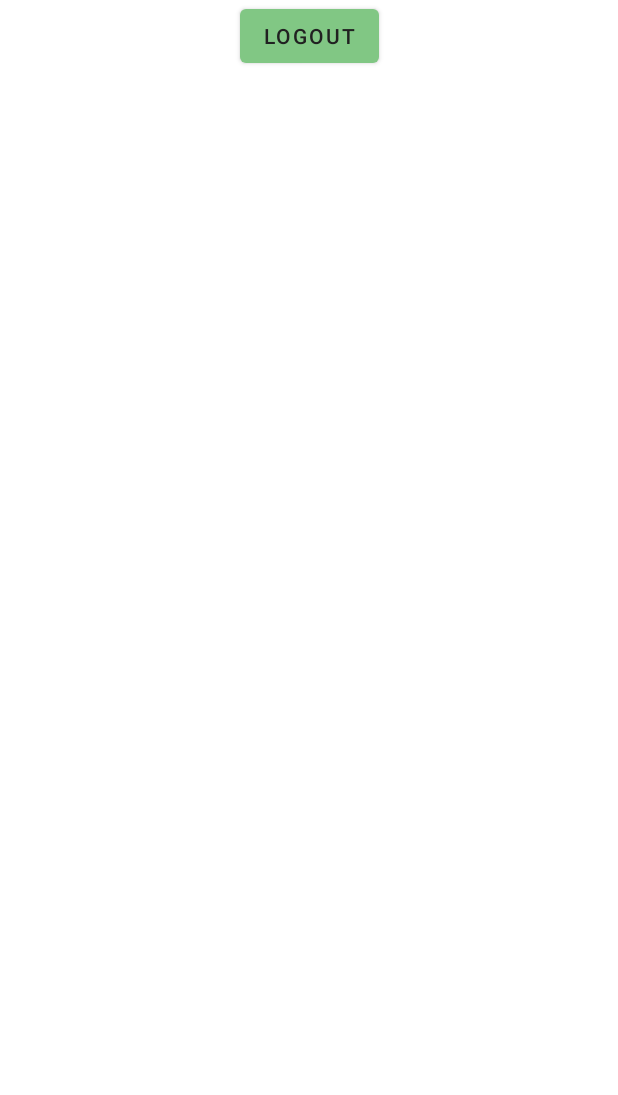
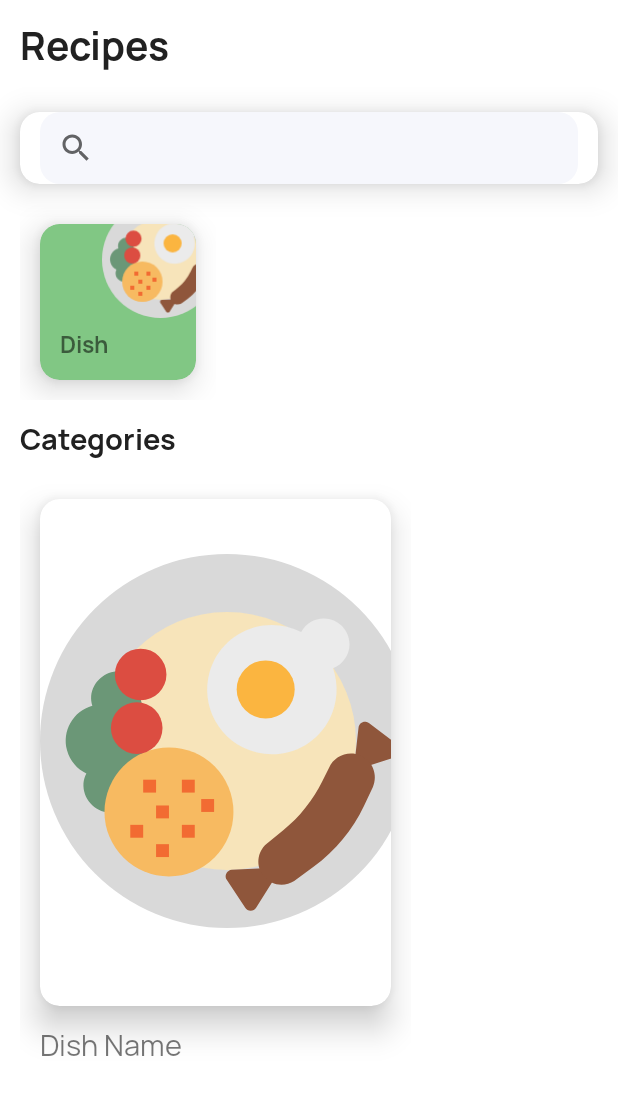
Before and after one commit to mtdagar/Cookbook, an Android app: the layout activity_main.xml on its own in the app's theme, with its tools: preview values and no code run, on a phone screen of 412 x 824 dp. Shown: the top 1095 px of the screen. Run offline under Robolectric (Android 15) with nearby library versions, the phone set to English and light mode, and no system bars.

Commit message:
main activity layout

```diff
--- a/app/src/main/java/com/example/cookbook/MainActivity.kt
+++ b/app/src/main/java/com/example/cookbook/MainActivity.kt
@@ -27,11 +27,14 @@ class MainActivity : AppCompatActivity() {
         database = FirebaseDatabase.getInstance()
         databaseReference = database?.reference!!.child("profile")
 
+
+        /*// LOGOUT
         binding.btnLogout.setOnClickListener{
             auth.signOut()
             startActivity(Intent(this@MainActivity, LoginActivity::class.java))
             finish()
         }
+        */
 
     }
 
--- a/app/src/main/java/com/example/cookbook/SplashActivity.kt
+++ b/app/src/main/java/com/example/cookbook/SplashActivity.kt
@@ -29,6 +29,11 @@ class SplashActivity : AppCompatActivity() {
             finish()
         }
 
+        binding.btnSkip.setOnClickListener{
+            startActivity(Intent(this@SplashActivity, MainActivity::class.java))
+            finish()
+        }
+
         val currentUser = auth.currentUser
         if(currentUser != null){
             startActivity(Intent(this@SplashActivity, MainActivity::class.java))
--- /dev/null
+++ b/app/src/main/java/com/example/cookbook/dao/RecipeDao.kt
@@ -0,0 +1,18 @@
+package com.example.cookbook.dao
+
+import androidx.room.Dao
+import androidx.room.Insert
+import androidx.room.OnConflictStrategy
+import androidx.room.Query
+import com.example.cookbook.entities.Recipes
+
+@Dao
+interface RecipeDao {
+
+    @get:Query("SELECT * FROM recipes ORDER BY id DESC")
+    val allRecipes: List<Recipes>
+
+    @Insert(onConflict = OnConflictStrategy.REPLACE)
+    fun insertRecipe(recipes: Recipes)
+
+}
--- /dev/null
+++ b/app/src/main/java/com/example/cookbook/database/RecipeDatabase.kt
@@ -0,0 +1,33 @@
+package com.example.cookbook.database
+
+import android.content.Context
+import androidx.room.Database
+import androidx.room.Room
+import androidx.room.RoomDatabase
+import com.example.cookbook.dao.RecipeDao
+import com.example.cookbook.entities.Recipes
+
+@Database(entities = [Recipes::class], version = 1, exportSchema = false)
+abstract class RecipeDatabase: RoomDatabase(){
+
+    companion object{
+
+        var recipesDatabase:RecipeDatabase? = null
+
+
+        @Synchronized
+        fun getDatabase(context: Context): RecipeDatabase{
+            if(recipesDatabase != null){
+                recipesDatabase = Room.databaseBuilder(
+                        context,
+                        RecipeDatabase::class.java,
+                        "recipe.db"
+                ).build()
+            }
+            return recipesDatabase!!
+        }
+    }
+
+    abstract fun recipeDao():RecipeDao
+
+}
--- /dev/null
+++ b/app/src/main/java/com/example/cookbook/entities/Recipes.kt
@@ -0,0 +1,11 @@
+package com.example.cookbook.entities
+
+import androidx.room.Entity
+import androidx.room.PrimaryKey
+import java.io.Serializable
+
+@Entity(tableName = "Recipes")
+data class Recipes(
+        @PrimaryKey(autoGenerate = true)
+        var id:Int
+) : Serializable
--- /dev/null
+++ b/app/src/main/res/drawable/bg_search.xml
@@ -0,0 +1,7 @@
+<?xml version="1.0" encoding="utf-8"?>
+<shape xmlns:android="http://schemas.android.com/apk/res/android">
+
+    <solid android:color="@color/lightGray"/>
+    <corners android:radius="@dimen/_10sdp" />
+
+</shape>
--- /dev/null
+++ b/app/src/main/res/drawable/ic_breakfast.xml
@@ -0,0 +1,60 @@
+<vector xmlns:android="http://schemas.android.com/apk/res/android"
+    android:width="464dp"
+    android:height="464dp"
+    android:viewportWidth="464"
+    android:viewportHeight="464">
+  <path
+      android:pathData="M232,232m-232,0a232,232 0,1 1,464 0a232,232 0,1 1,-464 0"
+      android:fillColor="#D9D9D9"/>
+  <path
+      android:pathData="M232,232m-160,0a160,160 0,1 1,320 0a160,160 0,1 1,-320 0"
+      android:fillColor="#F7E4BA"/>
+  <path
+      android:pathData="M63.48,175.88c-0.348,4.21 0.147,8.447 1.456,12.464c-23.964,6.671 -37.982,31.505 -31.311,55.469c3.483,12.513 12.2,22.913 23.911,28.531c-1.992,3.719 -3.221,7.799 -3.616,12c-1.102,19.027 13.407,35.354 32.432,36.496c5.365,0.444 10.763,-0.287 15.816,-2.144L128.496,249L128,192l-10.976,-41.48c-4.649,-2.72 -9.837,-4.391 -15.2,-4.896C82.884,143.403 65.725,156.943 63.48,175.88z"
+      android:fillColor="#6B9777"/>
+  <path
+      android:pathData="M384,112c0.058,-17.616 -14.176,-31.943 -31.791,-32c-11.727,-0.038 -22.529,6.361 -28.129,16.664c-39.532,-20.086 -87.861,-4.321 -107.947,35.211s-4.321,87.861 35.211,107.947s87.861,4.321 107.947,-35.211c9.906,-19.496 11.43,-42.189 4.221,-62.835C375.841,137.042 383.984,125.207 384,112L384,112z"
+      android:fillColor="#EBEBEB"/>
+  <path
+      android:pathData="M280,168m-36,0a36,36 0,1 1,72 0a36,36 0,1 1,-72 0"
+      android:fillColor="#FBB540"/>
+  <path
+      android:pathData="M160,320m-80,0a80,80 0,1 1,160 0a80,80 0,1 1,-160 0"
+      android:fillColor="#F7BA61"/>
+  <path
+      android:pathData="M120,215.992m-32,0a32,32 0,1 1,64 0a32,32 0,1 1,-64 0"
+      android:fillColor="#DC4D41"/>
+  <path
+      android:pathData="M124.88,149.432m-32,0a32,32 0,1 1,64 0a32,32 0,1 1,-64 0"
+      android:fillColor="#DC4D41"/>
+  <path
+      android:pathData="M398.456,265.264c-4.418,0.002 -8.002,-3.578 -8.004,-7.996c0,-0.306 0.017,-0.612 0.052,-0.916l4.744,-41.264c0.5,-4.39 4.464,-7.543 8.854,-7.043c1.435,0.163 2.798,0.712 3.946,1.587l36.8,28c3.516,2.675 4.198,7.695 1.522,11.211c-0.992,1.304 -2.362,2.272 -3.922,2.773l-41.552,13.28C400.108,265.149 399.284,265.274 398.456,265.264L398.456,265.264z"
+      android:fillColor="#8F563B"/>
+  <path
+      android:pathData="M261.296,442.472c-2.686,-0.001 -5.192,-1.351 -6.672,-3.592l-22.936,-34.632c-2.44,-3.684 -1.431,-8.648 2.252,-11.087c1.199,-0.794 2.591,-1.251 4.028,-1.321l46.184,-2.272c4.413,-0.215 8.165,3.188 8.38,7.601c0.08,1.643 -0.349,3.272 -1.228,4.663l-23.2,36.904c-1.446,2.296 -3.958,3.703 -6.672,3.736H261.296z"
+      android:fillColor="#8F563B"/>
+  <path
+      android:pathData="M176,280h16v16h-16V280z"
+      android:fillColor="#F26B32"/>
+  <path
+      android:pathData="M200,304h16v16h-16V304z"
+      android:fillColor="#F26B32"/>
+  <path
+      android:pathData="M176,336h16v16h-16V336z"
+      android:fillColor="#F26B32"/>
+  <path
+      android:pathData="M112,336h16v16h-16V336z"
+      android:fillColor="#F26B32"/>
+  <path
+      android:pathData="M128,280h16v16h-16V280z"
+      android:fillColor="#F26B32"/>
+  <path
+      android:pathData="M144,360h16v16h-16V360z"
+      android:fillColor="#F26B32"/>
+  <path
+      android:pathData="M144,312h16v16h-16V312z"
+      android:fillColor="#F26B32"/>
+  <path
+      android:pathData="M299.576,410.216c-8.437,0.013 -16.442,-3.731 -21.84,-10.216l-0.056,-0.064c-10.215,-12.192 -8.611,-30.357 3.581,-40.572c0.734,-0.615 1.499,-1.193 2.291,-1.732l18.216,-14.872c20.336,-16.555 36.873,-37.29 48.488,-60.8l8.224,-16.576c6.568,-15.062 24.102,-21.948 39.164,-15.38s21.948,24.102 15.38,39.164l0,0l-10.976,23.144c-14.214,29.909 -35.61,55.835 -62.28,75.464l-24.408,17.896C310.62,408.617 305.156,410.19 299.576,410.216L299.576,410.216z"
+      android:fillColor="#8F563B"/>
+</vector>
--- a/app/src/main/res/layout/activity_main.xml
+++ b/app/src/main/res/layout/activity_main.xml
@@ -1,17 +1,91 @@
 <?xml version="1.0" encoding="utf-8"?>
-<androidx.constraintlayout.widget.ConstraintLayout xmlns:android="http://schemas.android.com/apk/res/android"
+<RelativeLayout xmlns:android="http://schemas.android.com/apk/res/android"
     xmlns:app="http://schemas.android.com/apk/res-auto"
     xmlns:tools="http://schemas.android.com/tools"
     android:layout_width="match_parent"
     android:layout_height="match_parent"
     tools:context=".MainActivity">
 
-    <Button
-        android:id="@+id/btn_logout"
-        android:layout_width="wrap_content"
+
+    <ScrollView
+        android:layout_width="match_parent"
         android:layout_height="wrap_content"
-        android:text="logout"
-        app:layout_constraintEnd_toEndOf="parent"
-        app:layout_constraintStart_toStartOf="parent"
-        app:layout_constraintTop_toTopOf="parent" />
-</androidx.constraintlayout.widget.ConstraintLayout>
+        android:scrollbars="none">
+
+        <LinearLayout
+            android:layout_width="match_parent"
+            android:layout_height="wrap_content"
+            android:orientation="vertical">
+
+            <TextView
+                android:layout_width="match_parent"
+                android:layout_height="wrap_content"
+                android:fontFamily="@font/manrope_bold"
+                android:padding="@dimen/_10sdp"
+                android:text="Recipes"
+                android:textColor="@color/lightBlack"
+                android:textSize="@dimen/_20sdp" />
+
+            <androidx.cardview.widget.CardView
+                android:layout_width="match_parent"
+                android:layout_height="wrap_content"
+                android:layout_marginTop="@dimen/_10sdp"
+                android:layout_marginStart="@dimen/_10sdp"
+                android:layout_marginEnd="@dimen/_10sdp"
+                app:cardCornerRadius="@dimen/_10sdp"
+                app:cardElevation="@dimen/_10sdp"
+                >
+
+                <SearchView
+                    android:id="@+id/search_view"
+                    android:layout_width="match_parent"
+                    android:layout_height="wrap_content"
+                    android:layout_marginStart="@dimen/_10sdp"
+                    android:layout_marginEnd="@dimen/_10sdp"
+                    android:background="@drawable/bg_search"
+                    android:theme="@style/ThemeOverlay.Search"
+                    />
+
+
+            </androidx.cardview.widget.CardView>
+
+
+            <androidx.recyclerview.widget.RecyclerView
+                android:id="@+id/rv_main_category"
+                android:layout_width="match_parent"
+                android:layout_height="wrap_content"
+                tools:itemCount="1"
+                android:layout_margin="@dimen/_10sdp"
+                android:orientation="horizontal"
+                tools:listitem="@layout/item_rv_main_category"
+                />
+
+            <TextView
+                android:layout_width="match_parent"
+                android:layout_height="wrap_content"
+                android:fontFamily="@font/manrope_bold"
+                android:paddingStart="@dimen/_10sdp"
+                android:paddingEnd="@dimen/_10sdp"
+                android:text="Categories"
+                android:textColor="@color/lightBlack"
+                android:textSize="@dimen/_15ssp" />
+
+            <androidx.recyclerview.widget.RecyclerView
+                android:id="@+id/rv_sub_category"
+                android:layout_width="match_parent"
+                android:layout_height="wrap_content"
+                tools:itemCount="1"
+                android:layout_margin="@dimen/_10sdp"
+                android:orientation="horizontal"
+                tools:listitem="@layout/item_rv_sub_category"
+                />
+
+        </LinearLayout>
+
+    </ScrollView>
+
+
+
+
+
+</RelativeLayout>
--- /dev/null
+++ b/app/src/main/res/layout/item_rv_main_category.xml
@@ -0,0 +1,54 @@
+<?xml version="1.0" encoding="utf-8"?>
+<RelativeLayout xmlns:android="http://schemas.android.com/apk/res/android"
+    xmlns:app="http://schemas.android.com/apk/res-auto"
+    xmlns:tools="http://schemas.android.com/tools"
+    android:layout_width="wrap_content"
+    android:layout_height="wrap_content"
+    tools:context=".MainActivity"
+    >
+
+    <androidx.cardview.widget.CardView
+        android:layout_width="@dimen/_80sdp"
+        android:layout_height="@dimen/_80sdp"
+        app:cardBackgroundColor="@color/lightGreen"
+        android:layout_margin="@dimen/_10sdp"
+        app:cardCornerRadius="@dimen/_10sdp"
+        app:cardElevation="@dimen/_10sdp">
+
+        <RelativeLayout
+            android:layout_width="match_parent"
+            android:layout_height="match_parent"
+            >
+
+            <ImageView
+                android:id="@+id/img_dish"
+                android:layout_width="@dimen/_60sdp"
+                android:layout_height="@dimen/_60sdp"
+                android:layout_marginRight="-15dp"
+                android:layout_marginTop="-15dp"
+                android:layout_alignParentEnd="true"
+                android:src="@drawable/ic_breakfast"/>
+
+            <TextView
+                android:id="@+id/tv_dish_name"
+                android:layout_width="wrap_content"
+                android:layout_height="wrap_content"
+                android:text="Dish"
+                android:textSize="@dimen/_12ssp"
+                android:fontFamily="@font/manrope_bold"
+                android:maxEms="10"
+                android:maxLines="2"
+                android:layout_alignParentStart="true"
+                android:layout_alignParentBottom="true"
+                android:padding="@dimen/_10sdp"
+                />
+
+        </RelativeLayout>
+
+
+
+
+
+    </androidx.cardview.widget.CardView>
+
+</RelativeLayout>
--- /dev/null
+++ b/app/src/main/res/layout/item_rv_sub_category.xml
@@ -0,0 +1,61 @@
+<?xml version="1.0" encoding="utf-8"?>
+<LinearLayout xmlns:android="http://schemas.android.com/apk/res/android"
+    xmlns:app="http://schemas.android.com/apk/res-auto"
+    xmlns:tools="http://schemas.android.com/tools"
+    android:layout_width="wrap_content"
+    android:layout_height="wrap_content"
+    android:orientation="vertical"
+    tools:context=".MainActivity"
+    >
+
+    <androidx.cardview.widget.CardView
+        android:layout_width="@dimen/_180sdp"
+        android:layout_height="@dimen/_260sdp"
+        android:layout_margin="@dimen/_10sdp"
+        app:cardCornerRadius="@dimen/_10sdp"
+        app:cardElevation="@dimen/_10sdp">
+
+        <ImageView
+            android:id="@+id/img_dish"
+            android:layout_width="match_parent"
+            android:layout_height="match_parent"
+            android:layout_marginRight="-15dp"
+            android:layout_marginTop="-15dp"
+            android:layout_alignParentEnd="true"
+            android:src="@drawable/ic_breakfast"/>
+
+
+    </androidx.cardview.widget.CardView>
+
+
+        <LinearLayout
+            android:layout_width="match_parent"
+            android:layout_height="wrap_content"
+            android:orientation="vertical">
+
+
+            <TextView
+                android:id="@+id/tv_dish_name"
+                android:layout_width="wrap_content"
+                android:layout_height="wrap_content"
+                android:text="Dish Name"
+                android:textSize="@dimen/_15ssp"
+                android:fontFamily="@font/manrope_regular"
+                android:maxLines="2"
+                android:paddingStart="@dimen/_10sdp"
+                />
+
+
+        </LinearLayout>
+
+
+
+
+
+
+
+
+
+
+
+</LinearLayout>
--- a/app/src/main/res/values/colors.xml
+++ b/app/src/main/res/values/colors.xml
@@ -10,7 +10,10 @@
     <color name="brown">#433232</color>
     <color name="black">#FF000000</color>
     <color name="lightBlack">#212121</color>
+    <color name="gray">#6C6C6C</color>
+    <color name="lightGray">#f6f7fc</color>
     <color name="white">#FFFFFFFF</color>
+
 
     <color name="lightestGreen">#c4dbbf</color>
     <color name="lightGreen">#81c784</color>
--- a/app/src/main/res/values/themes.xml
+++ b/app/src/main/res/values/themes.xml
@@ -13,4 +13,10 @@
         <item name="android:statusBarColor" tools:targetApi="l">?attr/colorPrimaryVariant</item>
         <!-- Customize your theme here. -->
     </style>
+
+    <style name="ThemeOverlay.Search" parent="Theme.Cookbook">
+        <!-- Primary brand color. -->
+        <item name="android:editTextColor">@color/lightBlack</item>
+        <item name="android:textColorHint">@color/gray</item>
+    </style>
 </resources>
```
